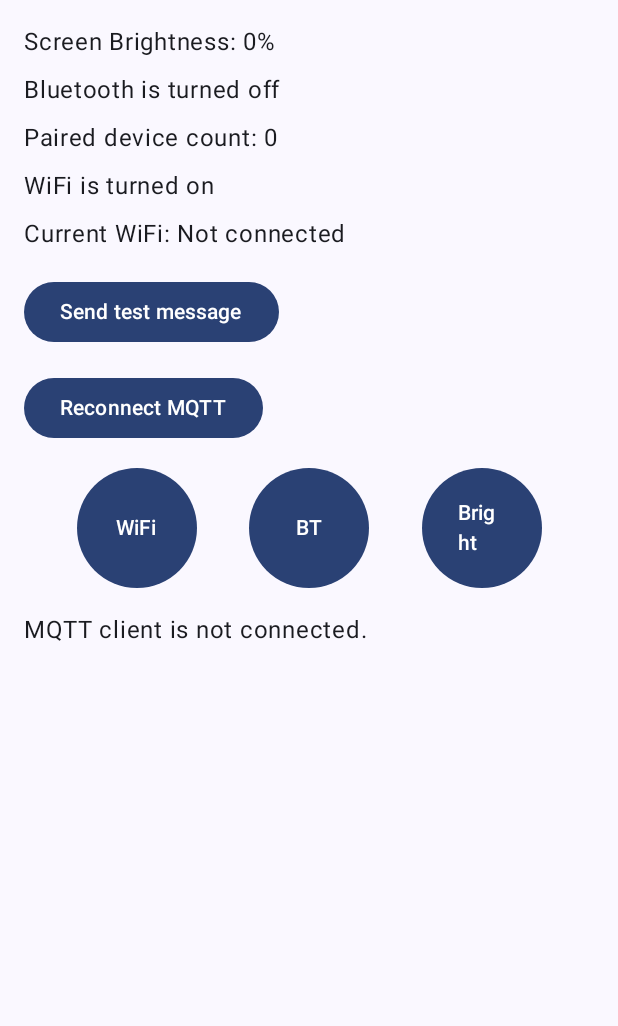
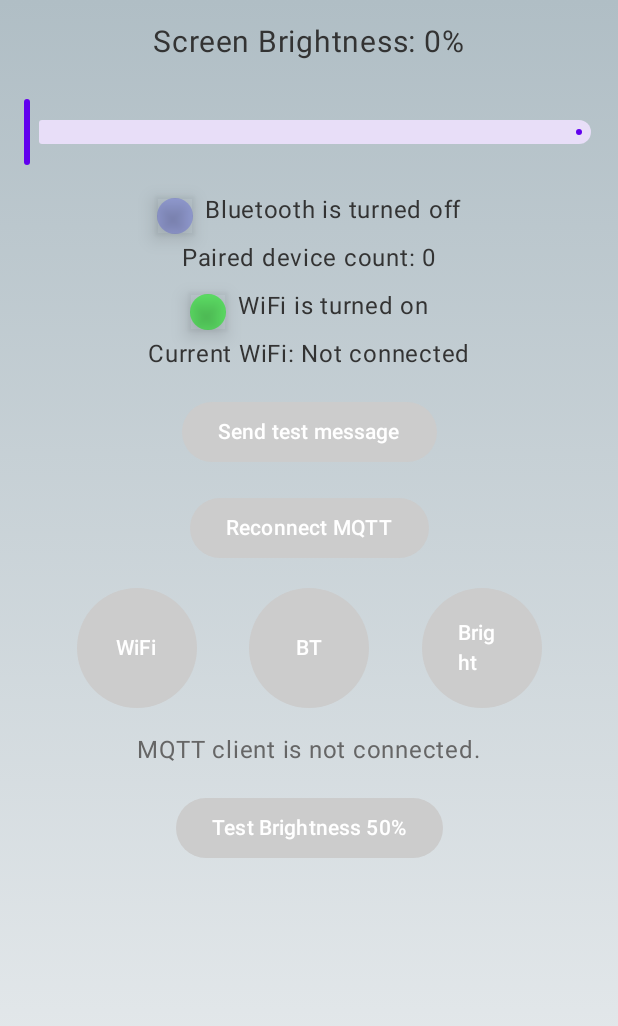
Before and after one commit to WuTao1103/AndroidMonitorSystem, an Android app built with Jetpack Compose: the screen it shows after launch (MainActivity), after a tap on "Send test message", on a phone screen of 412 x 824 dp. Shown: the top 1026 px of the screen. Run offline under Robolectric (Android 15) with nearby library versions, the phone set to English and light mode, and no system bars; our stand-ins replace livedata-compose; libraries missing offline, so code that uses them is left out: com.amazonaws.mobileconnectors; 7 statements that could not run were skipped.

Commit message:
rebuild UI in UI finder

```diff
--- a/app/build.gradle.kts
+++ b/app/build.gradle.kts
@@ -69,4 +69,5 @@ dependencies {
     androidTestImplementation("androidx.test:core:1.4.0")
     androidTestImplementation("androidx.test.ext:junit:1.1.3")
     androidTestImplementation("androidx.test.espresso:espresso-core:3.4.0")
+    implementation("androidx.compose.runtime:runtime-livedata:1.0.0")
 }
--- a/app/src/main/java/com/example/myapplication/MainActivity.kt
+++ b/app/src/main/java/com/example/myapplication/MainActivity.kt
@@ -49,6 +49,11 @@ import android.content.IntentFilter
 import android.database.ContentObserver
 import android.bluetooth.BluetoothAdapter
 import androidx.compose.foundation.shape.CircleShape
+import androidx.compose.material3.Slider
+import androidx.compose.material3.SliderDefaults
+import androidx.compose.material3.MaterialTheme
+import androidx.compose.material3.Surface
+import com.example.myapplication.ui.screens.MainScreen
 
 class MainActivity : ComponentActivity() {
     private val customerSpecificEndpoint = "aiier2of1blw9-ats.iot.us-east-1.amazonaws.com"
@@ -86,8 +91,19 @@ class MainActivity : ComponentActivity() {
 
         setContent {
             MyApplicationTheme {
-                Scaffold(modifier = Modifier.fillMaxSize()) { innerPadding ->
-                    MainScreen(innerPadding)
+                Surface {
+                    MainScreen(
+                        bluetoothMonitor = bluetoothMonitor,
+                        wifiMonitor = wifiMonitor,
+                        screenBrightnessMonitor = screenBrightnessMonitor,
+                        sendWifiStatus = { sendWifiStatus() },
+                        connectToAWSIoT = { connectToAWSIoT() },
+                        sendWifiStatusChange = { status, ssid -> sendWifiStatusChange(status, ssid) },
+                        sendBluetoothDeviceChange = { deviceName, status -> sendBluetoothDeviceChange(deviceName, status) },
+                        sendBrightnessChange = { brightness -> sendBrightnessChange(brightness) },
+                        setScreenBrightness = { brightness -> setScreenBrightness(brightness) },
+                        debugMessage = debugMessage
+                    )
                 }
             }
         }
@@ -153,104 +169,6 @@ class MainActivity : ComponentActivity() {
         }
     }
 
-    @Composable
-    fun MainScreen(innerPadding: PaddingValues) {
-        val isBluetoothEnabled by bluetoothMonitor.bluetoothState.observeAsState(false)
-        val pairedDevices by bluetoothMonitor.pairedDevices.observeAsState(emptyList())
-        val isWifiEnabled by wifiMonitor.wifiState.observeAsState(false)
-        val connectedWifiSSID by wifiMonitor.connectedWifiSSID.observeAsState("Not connected")
-        val brightness by screenBrightnessMonitor.screenBrightness.observeAsState(-1)
-
-        Column(
-            modifier = Modifier
-                .padding(innerPadding)
-                .fillMaxSize()
-                .padding(16.dp)
-        ) {
-            // Display screen brightness
-            Text(
-                text = "Screen Brightness: $brightness%",
-                modifier = Modifier.padding(bottom = 8.dp)
-            )
-
-            // Bluetooth status display
-            Text(
-                text = if (isBluetoothEnabled) "Bluetooth is turned on" else "Bluetooth is turned off",
-                modifier = Modifier.padding(bottom = 8.dp)
-            )
-
-            // Paired device display
-            Text(
-                text = "Paired device count: ${pairedDevices.size}",
-                modifier = Modifier.padding(bottom = 8.dp)
-            )
-
-            // WiFi status display
-            Text(
-                text = if (isWifiEnabled) "WiFi is turned on" else "WiFi is turned off",
-                modifier = Modifier.padding(bottom = 8.dp)
-            )
-            Text(
-                text = "Current WiFi: $connectedWifiSSID",
-                modifier = Modifier.padding(bottom = 16.dp)
-            )
-
-            // Existing buttons
-            Button(
-                onClick = {
-                    // Add a short delay before sending WiFi status
-                    Handler(Looper.getMainLooper()).postDelayed({
-                        sendWifiStatus()
-                    }, 500)  // 500ms delay
-                },
-                modifier = Modifier.padding(bottom = 16.dp)
-            ) {
-                Text("Send test message")
-            }
-
-            Button(
-                onClick = { connectToAWSIoT() },
-                modifier = Modifier.padding(bottom = 16.dp)
-            ) {
-                Text("Reconnect MQTT")
-            }
-
-            // New circular buttons row
-            Row(
-                modifier = Modifier.fillMaxWidth(),
-                horizontalArrangement = Arrangement.SpaceEvenly
-            ) {
-                Button(
-                    onClick = { sendWifiStatusChange(if (isWifiEnabled) "ON" else "OFF", connectedWifiSSID) },
-                    shape = CircleShape,
-                    modifier = Modifier.size(80.dp)
-                ) {
-                    Text("WiFi")
-                }
-                Button(
-                    onClick = { sendBluetoothDeviceChange(if (isBluetoothEnabled) "ON" else "OFF", pairedDevices.size) },
-                    shape = CircleShape,
-                    modifier = Modifier.size(80.dp)
-                ) {
-                    Text("BT")
-                }
-                Button(
-                    onClick = { sendBrightnessChange(brightness) },
-                    shape = CircleShape,
-                    modifier = Modifier.size(80.dp)
-                ) {
-                    Text("Bright")
-                }
-            }
-
-            // Debug information display
-            Text(
-                text = debugMessage,
-                modifier = Modifier.padding(top = 16.dp)
-            )
-        }
-    }
-
     private fun connectToAWSIoT() {
         try {
             Log.d("AWS-IoT", "Starting connection...")
@@ -284,27 +202,14 @@ class MainActivity : ComponentActivity() {
                             isConnected = true
                             debugMessage = "MQTT client is connected"
 
-                            // Delay 1 second before subscribing to topic to ensure connection is fully established
-                            Handler(Looper.getMainLooper()).postDelayed({
-                                try {
-                                    mqttManager.subscribeToTopic(
-                                        "sdk/test/java",
-                                        AWSIotMqttQos.QOS1  // Use QOS1 for reliability
-                                    ) { topic, data ->
-                                        val message = String(data)
-                                        Log.d("AWS-IoT", "Received message: $message")
-                                    }
-                                    Log.d("AWS-IoT", "Topic subscription successful")
-                                } catch (e: Exception) {
-                                    Log.e("AWS-IoT", "Failed to subscribe to topic", e)
-                                    // If subscription fails, retry in 3 seconds
-                                    Handler(Looper.getMainLooper()).postDelayed({
-                                        if (isConnected) {
-                                            connectToAWSIoT()
-                                        }
-                                    }, 3000)
-                                }
-                            }, 1000)
+                            // Subscribe to the brightness control topic
+                            mqttManager.subscribeToTopic("AMS/brightness/control", AWSIotMqttQos.QOS1) { topic, data ->
+                                val message = String(data)
+                                Log.d("AWS-IoT", "Received message: $message")
+                                val json = JSONObject(message)
+                                val brightness = json.getInt("screenBrightness")
+                                setScreenBrightness(brightness)
+                            }
                         }
                         AWSIotMqttClientStatusCallback.AWSIotMqttClientStatus.ConnectionLost -> {
                             Log.e("AWS-IoT", "Connection lost")
@@ -335,6 +240,11 @@ class MainActivity : ComponentActivity() {
             debugMessage = "Connection error: ${e.message}"
             e.printStackTrace()
         }
+    }
+
+    fun setScreenBrightness(brightness: Int) {
+        val brightnessValue = (brightness * 2047) / 100 // Convert percentage to system brightness value
+        Settings.System.putInt(contentResolver, Settings.System.SCREEN_BRIGHTNESS, brightnessValue)
     }
 
     // Modify the send message function to use QOS1
@@ -460,7 +370,7 @@ class MainActivity : ComponentActivity() {
 
     fun sendBrightnessChange(screenBrightness: Int) {
         val message = JSONObject().apply {
-            put("screenBrightness", (screenBrightness*100)/2047)
+            put("screenBrightness", screenBrightness)
         }
         if (isConnected) {
             mqttManager.publishString(message.toString(), "AMS/brightness", AWSIotMqttQos.QOS1)
--- /dev/null
+++ b/app/src/main/java/com/example/myapplication/ui/screens/MainScreen.kt
@@ -0,0 +1,188 @@
+package com.example.myapplication.ui.screens
+
+import androidx.compose.foundation.Image
+import androidx.compose.foundation.background
+import androidx.compose.foundation.layout.*
+import androidx.compose.foundation.shape.CircleShape
+import androidx.compose.material3.*
+import androidx.compose.runtime.*
+import androidx.compose.ui.Alignment
+import androidx.compose.ui.Modifier
+import androidx.compose.ui.graphics.Brush
+import androidx.compose.ui.graphics.Color
+import androidx.compose.ui.graphics.graphicsLayer
+import androidx.compose.ui.res.painterResource
+import androidx.compose.ui.unit.dp
+import androidx.compose.ui.unit.sp
+import com.example.myapplication.R
+import com.example.myapplication.bluetooth.BluetoothMonitor
+import com.example.myapplication.wifi.WifiMonitor
+import com.example.myapplication.screenbright.ScreenBrightnessMonitor
+import android.os.Handler
+import android.os.Looper
+import androidx.compose.runtime.livedata.observeAsState
+import androidx.compose.ui.graphics.Color.Companion.White
+import androidx.compose.ui.graphics.Color.Companion.LightGray
+
+@Composable
+fun MainScreen(
+    bluetoothMonitor: BluetoothMonitor,
+    wifiMonitor: WifiMonitor,
+    screenBrightnessMonitor: ScreenBrightnessMonitor,
+    sendWifiStatus: () -> Unit,
+    connectToAWSIoT: () -> Unit,
+    sendWifiStatusChange: (String, String) -> Unit,
+    sendBluetoothDeviceChange: (String, Int) -> Unit,
+    sendBrightnessChange: (Int) -> Unit,
+    setScreenBrightness: (Int) -> Unit,
+    debugMessage: String
+) {
+    val isBluetoothEnabled by bluetoothMonitor.bluetoothState.observeAsState(false)
+    val pairedDevices by bluetoothMonitor.pairedDevices.observeAsState(emptyList())
+    val isWifiEnabled by wifiMonitor.wifiState.observeAsState(false)
+    val connectedWifiSSID by wifiMonitor.connectedWifiSSID.observeAsState("Not connected")
+    val brightness by screenBrightnessMonitor.screenBrightness.observeAsState(-1)
+    var sliderPosition by remember { mutableStateOf(brightness.toFloat()) }
+
+    Column(
+        modifier = Modifier
+            .fillMaxSize()
+            .background(Brush.verticalGradient(listOf(Color(0xFFB0BEC5), Color(0xFFECEFF1))))
+            .padding(16.dp),
+        horizontalAlignment = Alignment.CenterHorizontally
+    ) {
+        // Display screen brightness
+        Text(
+            text = "Screen Brightness: ${sliderPosition.toInt()}%",
+            fontSize = 20.sp,
+            color = Color(0xFF333333),
+            modifier = Modifier.padding(bottom = 8.dp)
+        )
+
+        // Brightness slider
+        Slider(
+            value = sliderPosition,
+            onValueChange = { value ->
+                sliderPosition = value
+                sendBrightnessChange(value.toInt())
+            },
+            valueRange = 0f..100f,
+            colors = SliderDefaults.colors(
+                thumbColor = MaterialTheme.colorScheme.primary,
+                activeTrackColor = MaterialTheme.colorScheme.primary
+            ),
+            modifier = Modifier.padding(vertical = 16.dp)
+        )
+
+        // Bluetooth status display
+        Row(verticalAlignment = Alignment.CenterVertically) {
+            Box(
+                modifier = Modifier
+                    .size(24.dp)
+                    .background(Color.Blue.copy(alpha = if (isBluetoothEnabled) 0.5f else 0.2f), CircleShape)
+                    .graphicsLayer { shadowElevation = 8.dp.toPx() }
+            )
+            Text(
+                text = if (isBluetoothEnabled) "Bluetooth is turned on" else "Bluetooth is turned off",
+                color = Color(0xFF333333),
+                modifier = Modifier.padding(start = 8.dp, bottom = 8.dp)
+            )
+        }
+
+        // Paired device display
+        Text(
+            text = "Paired device count: ${pairedDevices.size}",
+            color = Color(0xFF333333),
+            modifier = Modifier.padding(bottom = 8.dp)
+        )
+
+        // WiFi status display
+        Row(verticalAlignment = Alignment.CenterVertically) {
+            Box(
+                modifier = Modifier
+                    .size(24.dp)
+                    .background(Color.Green.copy(alpha = if (isWifiEnabled) 0.5f else 0.2f), CircleShape)
+                    .graphicsLayer { shadowElevation = 8.dp.toPx() }
+            )
+            Text(
+                text = if (isWifiEnabled) "WiFi is turned on" else "WiFi is turned off",
+                color = Color(0xFF333333),
+                modifier = Modifier.padding(start = 8.dp, bottom = 8.dp)
+            )
+        }
+        Text(
+            text = "Current WiFi: $connectedWifiSSID",
+            color = Color(0xFF333333),
+            modifier = Modifier.padding(bottom = 16.dp)
+        )
+
+        // Existing buttons
+        Button(
+            onClick = {
+                // Add a short delay before sending WiFi status
+                Handler(Looper.getMainLooper()).postDelayed({
+                    sendWifiStatus()
+                }, 500)  // 500ms delay
+            },
+            colors = ButtonDefaults.buttonColors(containerColor = LightGray),
+            modifier = Modifier.padding(bottom = 16.dp)
+        ) {
+            Text("Send test message", color = White)
+        }
+
+        Button(
+            onClick = { connectToAWSIoT() },
+            colors = ButtonDefaults.buttonColors(containerColor = LightGray),
+            modifier = Modifier.padding(bottom = 16.dp)
+        ) {
+            Text("Reconnect MQTT", color = White)
+        }
+
+        // New circular buttons row
+        Row(
+            modifier = Modifier.fillMaxWidth(),
+            horizontalArrangement = Arrangement.SpaceEvenly
+        ) {
+            Button(
+                onClick = { sendWifiStatusChange(if (isWifiEnabled) "ON" else "OFF", connectedWifiSSID) },
+                shape = CircleShape,
+                colors = ButtonDefaults.buttonColors(containerColor = LightGray),
+                modifier = Modifier.size(80.dp)
+            ) {
+                Text("WiFi", color = White)
+            }
+            Button(
+                onClick = { sendBluetoothDeviceChange(if (isBluetoothEnabled) "ON" else "OFF", pairedDevices.size) },
+                shape = CircleShape,
+                colors = ButtonDefaults.buttonColors(containerColor = LightGray),
+                modifier = Modifier.size(80.dp)
+            ) {
+                Text("BT", color = White)
+            }
+            Button(
+                onClick = { sendBrightnessChange(sliderPosition.toInt()) },
+                shape = CircleShape,
+                colors = ButtonDefaults.buttonColors(containerColor = LightGray),
+                modifier = Modifier.size(80.dp)
+            ) {
+                Text("Bright", color = White)
+            }
+        }
+
+        // Debug information display
+        Text(
+            text = debugMessage,
+            color = Color(0xFF666666),
+            modifier = Modifier.padding(top = 16.dp)
+        )
+
+        // Add a button to test screen brightness
+        Button(
+            onClick = { setScreenBrightness(50) }, // Set brightness to 50%
+            colors = ButtonDefaults.buttonColors(containerColor = LightGray),
+            modifier = Modifier.padding(top = 16.dp)
+        ) {
+            Text("Test Brightness 50%", color = White)
+        }
+    }
+}
--- a/app/src/main/java/com/example/myapplication/ui/theme/Color.kt
+++ b/app/src/main/java/com/example/myapplication/ui/theme/Color.kt
@@ -9,3 +9,8 @@ val Pink80 = Color(0xFFEFB8C8)
 val Purple40 = Color(0xFF6650a4)
 val PurpleGrey40 = Color(0xFF625b71)
 val Pink40 = Color(0xFF7D5260)
+
+val Purple200 = Color(0xFFBB86FC)
+val Purple500 = Color(0xFF6200EE)
+val Purple700 = Color(0xFF3700B3)
+val Teal200 = Color(0xFF03DAC5)
--- /dev/null
+++ b/app/src/main/java/com/example/myapplication/ui/theme/Shape.kt
@@ -0,0 +1,11 @@
+package com.example.myapplication.ui.theme
+
+import androidx.compose.foundation.shape.RoundedCornerShape
+import androidx.compose.material3.Shapes
+import androidx.compose.ui.unit.dp
+
+val Shapes = Shapes(
+    small = RoundedCornerShape(4.dp),
+    medium = RoundedCornerShape(4.dp),
+    large = RoundedCornerShape(0.dp)
+)
--- a/app/src/main/java/com/example/myapplication/ui/theme/Theme.kt
+++ b/app/src/main/java/com/example/myapplication/ui/theme/Theme.kt
@@ -1,58 +1,35 @@
 package com.example.myapplication.ui.theme
 
-import android.app.Activity
-import android.os.Build
-import androidx.compose.foundation.isSystemInDarkTheme
 import androidx.compose.material3.MaterialTheme
 import androidx.compose.material3.darkColorScheme
-import androidx.compose.material3.dynamicDarkColorScheme
-import androidx.compose.material3.dynamicLightColorScheme
 import androidx.compose.material3.lightColorScheme
 import androidx.compose.runtime.Composable
-import androidx.compose.ui.platform.LocalContext
 
 private val DarkColorScheme = darkColorScheme(
-    primary = Purple80,
-    secondary = PurpleGrey80,
-    tertiary = Pink80
+    primary = Purple200,
+    secondary = Teal200
 )
 
 private val LightColorScheme = lightColorScheme(
-    primary = Purple40,
-    secondary = PurpleGrey40,
-    tertiary = Pink40
-
-    /* Other default colors to override
-    background = Color(0xFFFFFBFE),
-    surface = Color(0xFFFFFBFE),
-    onPrimary = Color.White,
-    onSecondary = Color.White,
-    onTertiary = Color.White,
-    onBackground = Color(0xFF1C1B1F),
-    onSurface = Color(0xFF1C1B1F),
-    */
+    primary = Purple500,
+    secondary = Teal200
 )
 
 @Composable
 fun MyApplicationTheme(
-    darkTheme: Boolean = isSystemInDarkTheme(),
-    // Dynamic color is available on Android 12+
-    dynamicColor: Boolean = true,
+    darkTheme: Boolean = false,
     content: @Composable () -> Unit
 ) {
-    val colorScheme = when {
-        dynamicColor && Build.VERSION.SDK_INT >= Build.VERSION_CODES.S -> {
-            val context = LocalContext.current
-            if (darkTheme) dynamicDarkColorScheme(context) else dynamicLightColorScheme(context)
-        }
-
-        darkTheme -> DarkColorScheme
-        else -> LightColorScheme
+    val colors = if (darkTheme) {
+        DarkColorScheme
+    } else {
+        LightColorScheme
     }
 
     MaterialTheme(
-        colorScheme = colorScheme,
+        colorScheme = colors,
         typography = Typography,
+        shapes = Shapes,
         content = content
     )
 }
--- a/app/src/main/java/com/example/myapplication/ui/theme/Type.kt
+++ /dev/null
@@ -1,34 +0,0 @@
-package com.example.myapplication.ui.theme
-
-import androidx.compose.material3.Typography
-import androidx.compose.ui.text.TextStyle
-import androidx.compose.ui.text.font.FontFamily
-import androidx.compose.ui.text.font.FontWeight
-import androidx.compose.ui.unit.sp
-
-// Set of Material typography styles to start with
-val Typography = Typography(
-    bodyLarge = TextStyle(
-        fontFamily = FontFamily.Default,
-        fontWeight = FontWeight.Normal,
-        fontSize = 16.sp,
-        lineHeight = 24.sp,
-        letterSpacing = 0.5.sp
-    )
-    /* Other default text styles to override
-    titleLarge = TextStyle(
-        fontFamily = FontFamily.Default,
-        fontWeight = FontWeight.Normal,
-        fontSize = 22.sp,
-        lineHeight = 28.sp,
-        letterSpacing = 0.sp
-    ),
-    labelSmall = TextStyle(
-        fontFamily = FontFamily.Default,
-        fontWeight = FontWeight.Medium,
-        fontSize = 11.sp,
-        lineHeight = 16.sp,
-        letterSpacing = 0.5.sp
-    )
-    */
-)
--- /dev/null
+++ b/app/src/main/java/com/example/myapplication/ui/theme/Typography.kt
@@ -0,0 +1,15 @@
+package com.example.myapplication.ui.theme
+
+import androidx.compose.material3.Typography
+
+// Set of Material typography styles to start with
+val Typography = Typography(
+    /*
+    body1 = TextStyle(
+        fontFamily = FontFamily.Default,
+        fontWeight = FontWeight.Normal,
+        fontSize = 16.sp
+    )
+    */
+    // Other default text styles to override
+)
```
Also changed, not shown: 2 other files.
